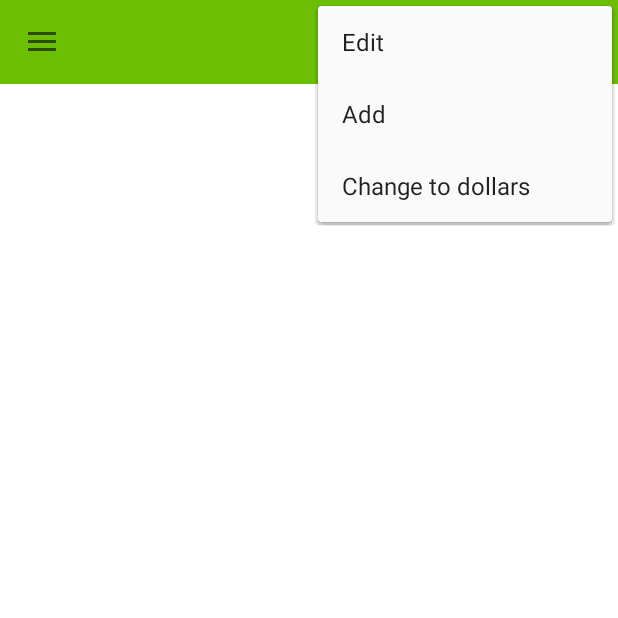
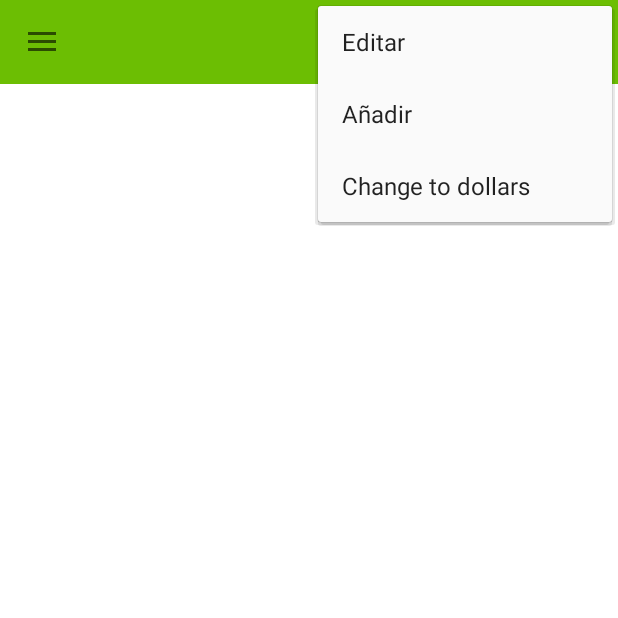
Before and after one commit to roberto-fernandes/RealEstateManager, an Android app: the screen it shows after launch once a user with an empty profile is signed in (NavigationActivity), with the options menu open, on a phone screen of 412 x 824 dp, the top half of it. Run offline under Robolectric (Android 15) with nearby library versions, the phone set to English and light mode, and no system bars; our stand-ins replace Firebase (no records; nobody signed in at launch, a user with empty details on screens opened directly), Picasso, Room's generated code; pictures from the network do not load.

Commit message:
Updated_layouts

```diff
--- a/app/src/main/java/com/openclassrooms/realestatemanager/utils/Constants.java
+++ b/app/src/main/java/com/openclassrooms/realestatemanager/utils/Constants.java
@@ -9,7 +9,7 @@ public class Constants {
     }
 
     public interface NotificationsChannels {
-        String DEFAULT_CHANNEL_ID = "REAL_ESTATE_MANAGER";
+        String DEFAULT_CHANNEL_ID = "ROOMIE";
     }
 
     public interface TypesList {
--- a/app/src/main/res/drawable/ic_euro_symbol_black_24dp.xml
+++ b/app/src/main/res/drawable/ic_euro_symbol_black_24dp.xml
@@ -1,9 +1,9 @@
 <vector xmlns:android="http://schemas.android.com/apk/res/android"
-        android:width="24dp"
-        android:height="24dp"
-        android:viewportWidth="24.0"
-        android:viewportHeight="24.0">
+    android:width="24dp"
+    android:height="24dp"
+    android:viewportWidth="24.0"
+    android:viewportHeight="24.0">
     <path
         android:fillColor="#FF000000"
-        android:pathData="M15,18.5c-2.51,0 -4.68,-1.42 -5.76,-3.5H15v-2H8.58c-0.05,-0.33 -0.08,-0.66 -0.08,-1s0.03,-0.67 0.08,-1H15V9H9.24C10.32,6.92 12.5,5.5 15,5.5c1.61,0 3.09,0.59 4.23,1.57L21,5.3C19.41,3.87 17.3,3 15,3c-3.92,0 -7.24,2.51 -8.48,6H3v2h3.06c-0.04,0.33 -0.06,0.66 -0.06,1 0,0.34 0.02,0.67 0.06,1H3v2h3.52c1.24,3.49 4.56,6 8.48,6 2.31,0 4.41,-0.87 6,-2.3l-1.78,-1.77c-1.13,0.98 -2.6,1.57 -4.22,1.57z"/>
+        android:pathData="M11.8,10.9c-2.27,-0.59 -3,-1.2 -3,-2.15 0,-1.09 1.01,-1.85 2.7,-1.85 1.78,0 2.44,0.85 2.5,2.1h2.21c-0.07,-1.72 -1.12,-3.3 -3.21,-3.81V3h-3v2.16c-1.94,0.42 -3.5,1.68 -3.5,3.61 0,2.31 1.91,3.46 4.7,4.13 2.5,0.6 3,1.48 3,2.41 0,0.69 -0.49,1.79 -2.7,1.79 -2.06,0 -2.87,-0.92 -2.98,-2.1h-2.2c0.12,2.19 1.76,3.42 3.68,3.83V21h3v-2.15c1.95,-0.37 3.5,-1.5 3.5,-3.55 0,-2.84 -2.43,-3.81 -4.7,-4.4z"/>
 </vector>
--- a/app/src/main/res/layout/drawer_header.xml
+++ b/app/src/main/res/layout/drawer_header.xml
@@ -14,7 +14,7 @@
         android:fontFamily="@font/abril_fatface"
         android:text="@string/app_name"
         android:textColor="@color/white"
-        android:textSize="20sp" />
+        android:textSize="28sp" />
     <TextView
         android:layout_alignParentBottom="true"
         android:layout_centerHorizontal="true"
--- a/app/src/main/res/layout/points_of_interest_item.xml
+++ b/app/src/main/res/layout/points_of_interest_item.xml
@@ -3,14 +3,15 @@
     xmlns:android="http://schemas.android.com/apk/res/android" android:layout_width="150dp"
     android:layout_height="wrap_content"
     android:layout_margin="5dp">
+
     <TextView
         android:id="@+id/points_of_interest_text_view"
         android:layout_width="match_parent"
         android:layout_height="wrap_content"
+        android:background="@drawable/points_of_interest_background"
         android:padding="10dp"
-        android:textColor="@color/white"
         android:text="@string/points_of_interest"
-        android:background="@drawable/points_of_interest_background"/>
+        android:textColor="@color/white" />
 
     <ImageView
         android:layout_alignParentTop="true"
--- a/app/src/main/res/menu/drawer_menu.xml
+++ b/app/src/main/res/menu/drawer_menu.xml
@@ -16,13 +16,13 @@
     <item
         android:id="@+id/menu_drawer_map"
         android:icon="@drawable/ic_map_black_24dp"
-        android:title="Map"
+        android:title="Mapa"
         app:showAsAction="ifRoom" />
 
     <item
         android:id="@+id/menu_drawer_loan"
         android:icon="@drawable/ic_euro_symbol_black_24dp"
-        android:title="Loan simulator"
+        android:title="Simulador de préstamo"
         app:showAsAction="ifRoom" />
 
     <item
--- a/app/src/main/res/values/strings.xml
+++ b/app/src/main/res/values/strings.xml
@@ -14,10 +14,10 @@
     <string name="enter_app">Enter app</string>
     <string name="search">Search</string>
     <string name="delete">Delete</string>
-    <string name="add">Add</string>
-    <string name="edit">Edit</string>
+    <string name="add">Añadir</string>
+    <string name="edit">Editar</string>
     <string name="all">All</string>
-    <string name="sign_out">Sign Out</string>
+    <string name="sign_out">Cerrar sesión</string>
     <string name="navigation_drawer_open">close drawer</string>
     <string name="navigation_drawer_close">open drawer</string>
     <string name="description">Descripción</string>
```
